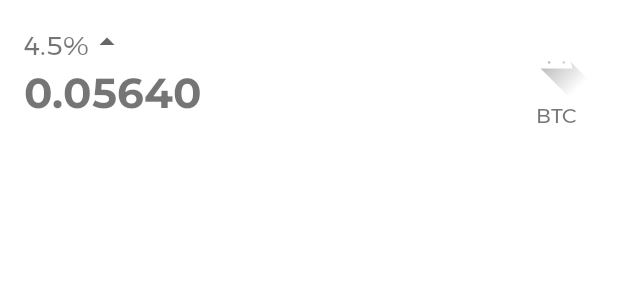
After one commit to alphitardian/TR-PAM, an Android app: the layout market_item_list.xml on its own in the app's theme, with its tools: preview values and no code run, on a phone screen of 412 x 824 dp. The commit adds this screen. Shown: the top 300 px of the screen. Run offline under Robolectric (Android 15) with nearby library versions, the phone set to English and light mode, and no system bars.

Commit message:
Add Market List

```diff
--- /dev/null
+++ b/app/src/main/res/drawable/ic_baseline_arrow_drop_up_24.xml
@@ -0,0 +1,10 @@
+<vector xmlns:android="http://schemas.android.com/apk/res/android"
+    android:width="24dp"
+    android:height="24dp"
+    android:viewportWidth="24"
+    android:viewportHeight="24"
+    android:tint="?attr/colorControlNormal">
+  <path
+      android:fillColor="@android:color/white"
+      android:pathData="M7,14l5,-5 5,5z"/>
+</vector>
--- /dev/null
+++ b/app/src/main/res/layout/market_item_list.xml
@@ -0,0 +1,54 @@
+<?xml version="1.0" encoding="utf-8"?>
+<RelativeLayout xmlns:android="http://schemas.android.com/apk/res/android"
+    android:layout_width="match_parent"
+    android:layout_height="wrap_content"
+    android:padding="16dp">
+
+    <TextView
+        android:id="@+id/update_percentage_textview"
+        android:layout_width="wrap_content"
+        android:layout_height="wrap_content"
+        android:layout_alignParentStart="true"
+        android:layout_alignParentTop="true"
+        android:fontFamily="@font/montserrat"
+        android:text="4.5%"
+        android:textSize="18dp" />
+
+    <ImageView
+        android:id="@+id/update_percentage_icon"
+        android:layout_width="wrap_content"
+        android:layout_height="wrap_content"
+        android:layout_alignParentTop="true"
+        android:layout_toEndOf="@id/update_percentage_textview"
+        android:src="@drawable/ic_baseline_arrow_drop_up_24" />
+
+    <TextView
+        android:id="@+id/current_price_textview"
+        android:layout_width="wrap_content"
+        android:layout_height="wrap_content"
+        android:layout_below="@id/update_percentage_textview"
+        android:layout_alignParentStart="true"
+        android:fontFamily="@font/montserrat_bold"
+        android:text="0.05640"
+        android:textSize="28dp"
+        android:textStyle="bold" />
+
+    <ImageView
+        android:id="@+id/crypto_image"
+        android:layout_width="50dp"
+        android:layout_height="50dp"
+        android:layout_alignParentTop="true"
+        android:layout_alignParentEnd="true"
+        android:src="@drawable/ic_launcher_foreground" />
+
+    <TextView
+        android:id="@+id/crypto_shortname_textview"
+        android:layout_width="50dp"
+        android:layout_height="wrap_content"
+        android:layout_below="@id/crypto_image"
+        android:layout_alignParentEnd="true"
+        android:fontFamily="@font/montserrat"
+        android:text="BTC"
+        android:textAlignment="center" />
+
+</RelativeLayout>
--- a/app/src/main/res/menu/bottom_nav_menu.xml
+++ b/app/src/main/res/menu/bottom_nav_menu.xml
@@ -6,9 +6,9 @@
         android:icon="@drawable/ic_baseline_home_24"/>
 
     <item
-        android:id="@+id/action_profile"
-        android:title="Profile"
-        android:icon="@drawable/ic_baseline_person_24"/>
+        android:id="@+id/action_market"
+        android:title="Market"
+        android:icon="@drawable/ic_baseline_shopping_cart_24"/>
 
     <item
         android:id="@+id/action_news"
```
Also changed, not shown: app/src/main/java/com/alphitardian/tr_pam/MainActivity.java (+3 -6 lines), app/src/main/java/com/alphitardian/tr_pam/adapter/MarketListAdapter.java (added, +71 -0 lines), app/src/main/java/com/alphitardian/tr_pam/fragment/MarketFragment.java (added, +95 -0 lines), app/src/main/java/com/alphitardian/tr_pam/fragment/ProfileFragment.java (deleted, +0 -35 lines), app/src/main/java/com/alphitardian/tr_pam/model/CryptoList.java (+5 -4 lines), app/src/main/res/drawable/ic_baseline_arrow_drop_down_24.xml (added, +10 -0 lines), app/src/main/res/drawable/ic_baseline_shopping_cart_24.xml (added, +10 -0 lines), app/src/main/res/layout/fragment_market.xml (renamed from app/src/main/res/layout/fragment_profile.xml, +5 -4 lines).
